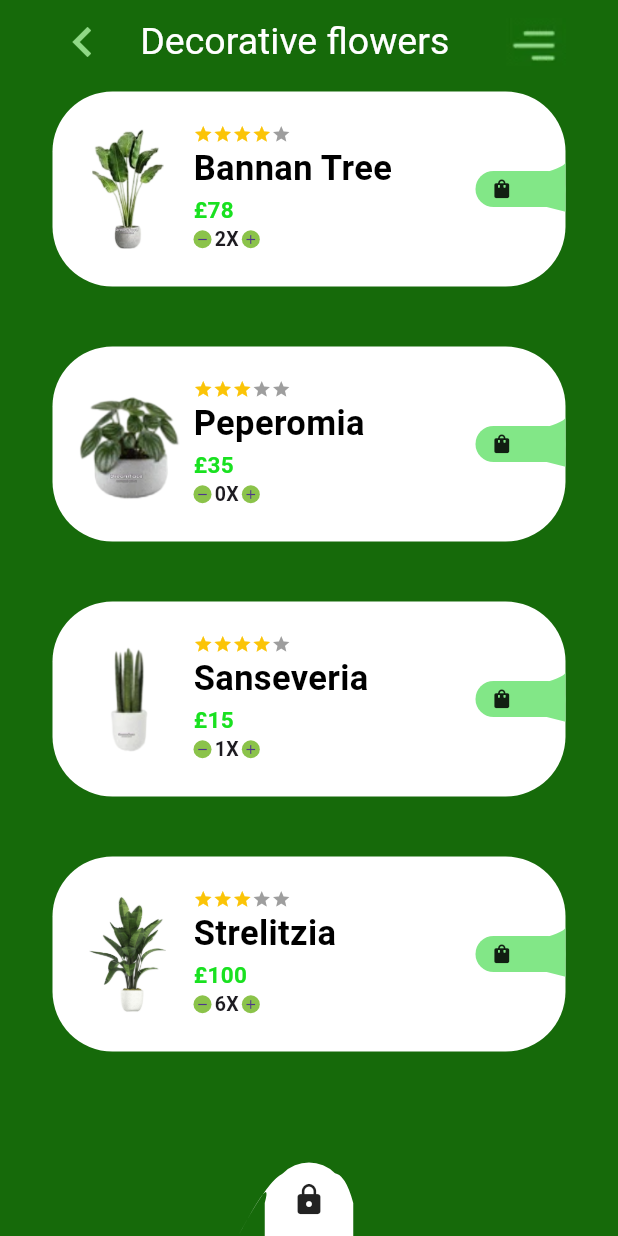
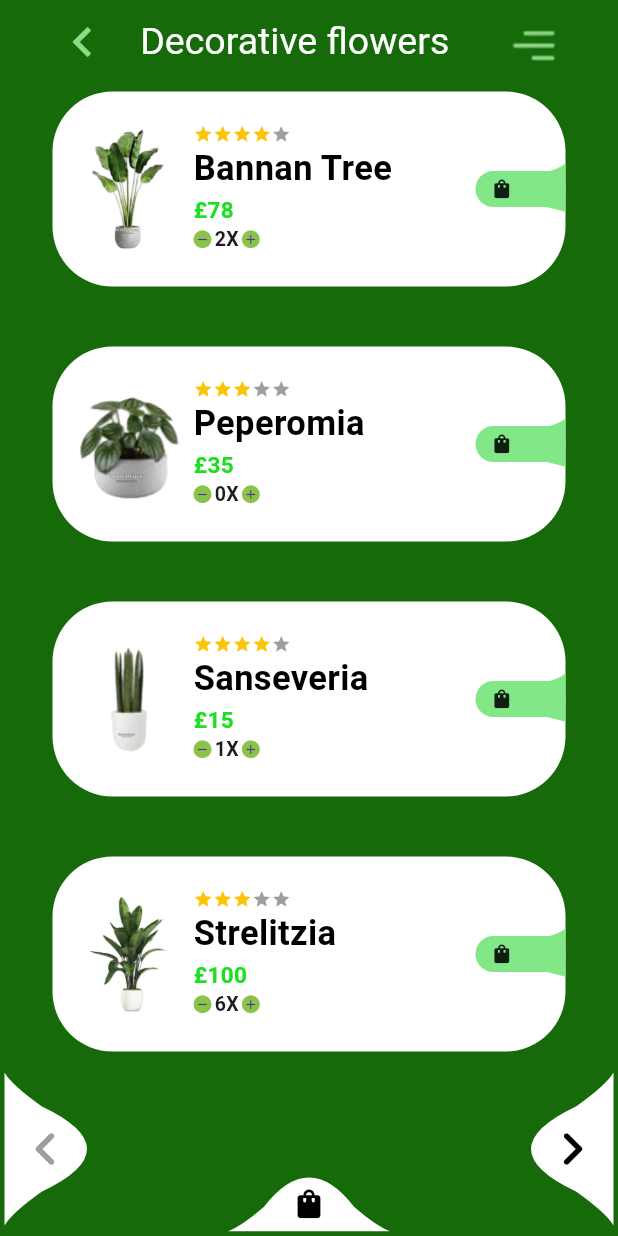
Before and after one commit to ahmed-khaled56/task2, a Flutter app: the screen it shows after launch, on a phone screen of 412 x 824 dp. Run offline on Flutter 3.47's test engine with Material 3 defaults, Android fonts, the phone set to English and light mode, and no system bars.

Commit message:
finish Screen one

```diff
--- /dev/null
+++ b/lib/cores/widgets/custom_hill.dart
@@ -0,0 +1,43 @@
+import 'package:flutter/material.dart';
+import 'package:taske2/cores/widgets/custom_lock.dart';
+
+class customHill extends StatelessWidget {
+  final IconData icon;
+  final double? width;
+  final double? hieght;
+  final double? iconSize;
+  final Color? iconColor;
+  const customHill({
+    super.key,
+    required this.icon,
+    this.width,
+    @required this.hieght,
+    @required this.iconSize,
+    @required this.iconColor,
+  });
+
+  @override
+  Widget build(BuildContext context) {
+    return Align(
+      alignment: Alignment.bottomCenter,
+      child: SizedBox(
+        width: width == null ? 180 : width,
+        height: hieght == null ? 130 : hieght,
+        child: CustomPaint(
+          child: Align(
+            alignment: Alignment.bottomCenter,
+            child: Padding(
+              padding: EdgeInsets.only(bottom: 10),
+              child: Icon(
+                color: iconColor == null ? Colors.black : iconColor,
+                size: iconSize == null ? 23 : iconSize,
+                icon,
+              ),
+            ),
+          ),
+          painter: CustomNotch(),
+        ),
+      ),
+    );
+  }
+}
--- a/lib/features/flowers/presentation/views/home_view.dart
+++ b/lib/features/flowers/presentation/views/home_view.dart
@@ -1,4 +1,6 @@
 import 'package:flutter/material.dart';
+import 'package:taske2/cores/widgets/custom_hole.dart';
+import 'package:taske2/cores/widgets/custom_lock.dart';
 import 'package:taske2/features/flowers/presentation/views/widgets/home_view_body.dart';
 
 class HomeView extends StatelessWidget {
@@ -6,6 +8,8 @@ class HomeView extends StatelessWidget {
 
   @override
   Widget build(BuildContext context) {
+    final w = MediaQuery.of(context).size.width;
+    final h = MediaQuery.of(context).size.height;
     return Scaffold(
       appBar: AppBar(
         backgroundColor: Color(0xff166a0a),
@@ -35,7 +39,14 @@ class HomeView extends StatelessWidget {
         ],
       ),
       backgroundColor: Color(0xff166a0a),
-      body: HomeViewBody(),
+      body: Stack(
+        children: [
+          // GREEN BACKGROUND
+          SafeArea(bottom: true, top: true, child: HomeViewBody()),
+
+          // LEFT SHAPE
+        ],
+      ),
     );
   }
 }
--- a/lib/features/flowers/presentation/views/widgets/custom_card.dart
+++ b/lib/features/flowers/presentation/views/widgets/custom_card.dart
@@ -19,6 +19,7 @@ class customCard extends StatefulWidget {
 class _customCardState extends State<customCard> {
   @override
   bool isPressed = false;
+  @override
   Widget build(BuildContext context) {
     return GestureDetector(
       onTap: () {
--- a/lib/features/flowers/presentation/views/widgets/home_view_body.dart
+++ b/lib/features/flowers/presentation/views/widgets/home_view_body.dart
@@ -1,5 +1,6 @@
 import 'package:flutter/material.dart';
 import 'package:taske2/cores/widgets/custom_bag.dart';
+import 'package:taske2/cores/widgets/custom_hill.dart';
 import 'package:taske2/cores/widgets/custom_lock.dart';
 import 'package:taske2/features/flowers/data/models/card_model.dart';
 import 'package:taske2/features/flowers/presentation/views/widgets/custom_card.dart';
@@ -14,6 +15,7 @@ class HomeViewBody extends StatefulWidget {
 class _HomeViewBodyState extends State<HomeViewBody> {
   @override
   bool isPressed = false;
+  @override
   Widget build(BuildContext context) {
     List<CardModel> cardsList = [
       CardModel(
@@ -47,7 +49,37 @@ class _HomeViewBodyState extends State<HomeViewBody> {
         true,
       ),
     ];
-    return Center(
+    return Stack(
+      children: [
+        customHill(icon: Icons.shopping_bag),
+        Positioned(
+          right: 229,
+          top: 610,
+          child: Transform.rotate(
+            angle: 90 * 3.1415926535 / 180,
+            child: customHill(
+              iconColor: Colors.grey,
+              iconSize: 45,
+              hieght: 200,
+              width: 170,
+              icon: Icons.keyboard_arrow_down_rounded,
+            ),
+          ),
+        ),
+        Positioned(
+          left: 229,
+          top: 610,
+          child: Transform.rotate(
+            angle: -90 * 3.1415926535 / 180,
+            child: customHill(
+              iconSize: 45,
+              hieght: 200,
+              width: 170,
+              icon: Icons.keyboard_arrow_down_rounded,
+            ),
+          ),
+        ),
+        Center(
           child: Padding(
             padding: const EdgeInsets.only(top: 5),
             child: Column(
@@ -75,31 +107,11 @@ class _HomeViewBodyState extends State<HomeViewBody> {
                 ),
 
                 Row(children: [Spacer()]),
-
-            // SizedBox(height: 80),
-            SizedBox(
-              width: 59,
-              height: 49,
-              child: Stack(
-                alignment: Alignment.center,
-                children: [
-                  CustomPaint(size: Size(130, 53), painter: BottomNavPainter()),
-
-                  Container(
-                    width: 53,
-                    height: 53,
-                    decoration: BoxDecoration(
-                      color: Colors.white,
-                      shape: BoxShape.circle,
-                    ),
-                    child: Icon(Icons.lock, size: 23),
-                  ),
               ],
             ),
           ),
+        ),
       ],
-        ),
-      ),
     );
   }
 }
```
Also changed, not shown: lib/cores/widgets/custom_hole.dart (added, +13 -0 lines), lib/cores/widgets/custom_lock.dart (+22 -53 lines). Lines whose indentation alone changed are shown as unchanged.
